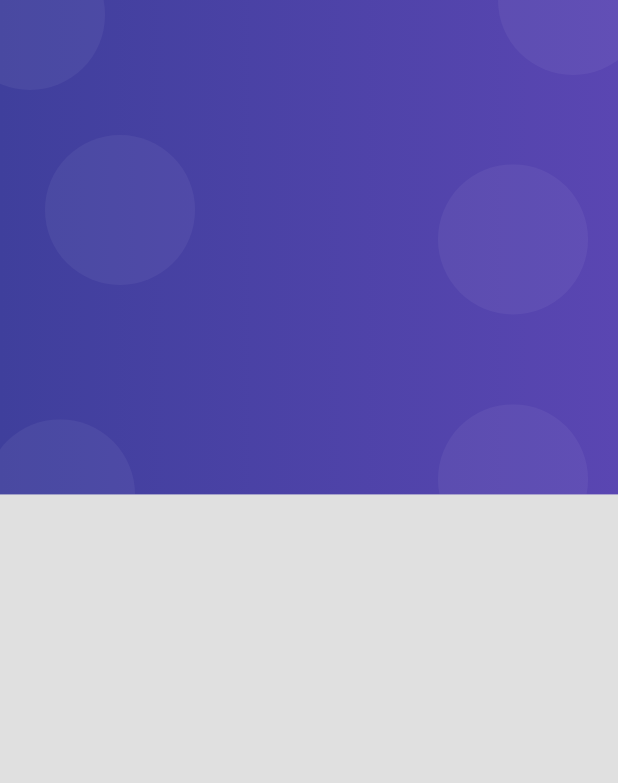
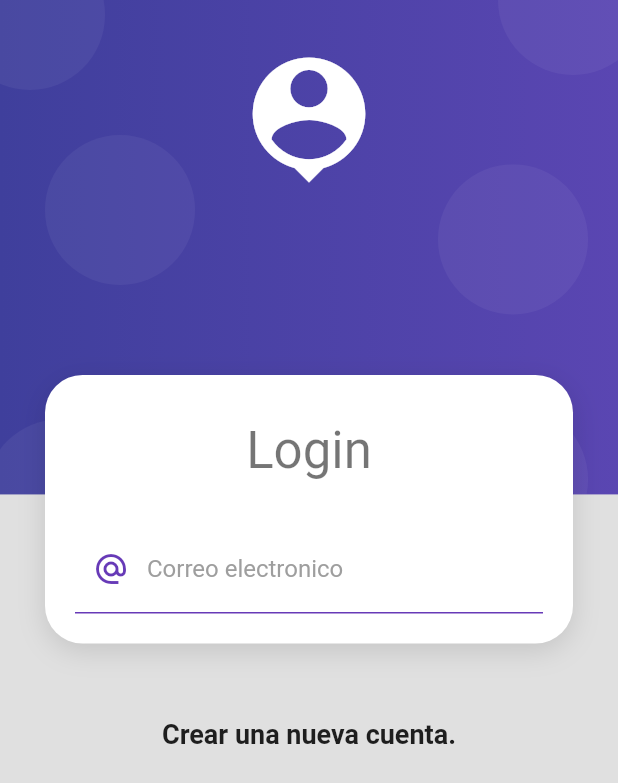
Before and after one commit to heviahxc/productos_app, a Flutter app: the screen it shows after launch, on a phone screen of 412 x 824 dp. Shown: the top 783 px of the screen. Run offline on Flutter 3.47's test engine with Material 2 defaults, Android fonts, the phone set to English and light mode, and no system bars.

Commit message:
avances login

```diff
--- a/lib/screens/login_screen.dart
+++ b/lib/screens/login_screen.dart
@@ -8,8 +8,69 @@ class LoginScreen extends StatelessWidget {
 
   @override
   Widget build(BuildContext context) {
-    return const Scaffold(
-      body: AutoBackground()
+    return Scaffold(
+      body: AutoBackground(
+        child: SingleChildScrollView(
+          child: Column(
+            children: [
+              SizedBox(height: 250,),
+
+              CardContainer(
+                child:Column(
+                  children: [
+                    SizedBox(height: 10,),
+                    Text('Login', style: Theme.of(context).textTheme.headline4,),
+                    SizedBox(height: 30,),
+                    _LoginForm()
+                  ],
+                ),
+
+                ),
+                SizedBox(height: 50,),
+                Text('Crear una nueva cuenta.', style: TextStyle(fontSize: 18, fontWeight: FontWeight.bold),)
+            ],
+          ),
+        ))
     );
   }
 }
+
+class _LoginForm extends StatelessWidget {
+
+
+  @override
+  Widget build(BuildContext context) {
+    return Container(
+           child: Form(
+                child: Column(
+                  children: [
+                    TextFormField(
+                      autocorrect: false,
+                      keyboardType: TextInputType.emailAddress,
+                      decoration: const InputDecoration(
+                        enabledBorder: UnderlineInputBorder(
+                          borderSide: BorderSide(
+                            color: Colors.deepPurple
+                          )
+                        ),
+                        focusedBorder: UnderlineInputBorder(
+                          borderSide: BorderSide(
+                            color: Colors.deepPurple,
+                            width: 2
+                          )
+                        ),
+                        hintText: 'heviamc@gmail.com',
+                        labelText: 'Correo electronico',
+                        labelStyle: TextStyle(
+                          color: Colors.grey
+                        ),
+                        prefixIcon: Icon(Icons.alternate_email_sharp, color: Colors.deepPurple,)
+
+                      ),
+                    )
+                  ],
+                ) ) ,
+    );
+
+  }
+}
--- a/lib/widgets/auth_background.dart
+++ b/lib/widgets/auth_background.dart
@@ -1,7 +1,10 @@
 import 'package:flutter/material.dart';
 
 class AutoBackground extends StatelessWidget {
-  const AutoBackground({Key? key}) : super(key: key);
+
+  final Widget child;
+
+  const AutoBackground({Key? key, required this.child}) : super(key: key);
 
   @override
   Widget build(BuildContext context) {
@@ -10,12 +13,31 @@ class AutoBackground extends StatelessWidget {
       height: double.infinity,
       child: Stack(
         children: [
-          _PurpleBox()
+          _PurpleBox(),
+
+          _HeaderIcon(),
+
+          this.child
+
+
         ],
       ),
 
     );
 
+  }
+}
+
+class _HeaderIcon extends StatelessWidget {
+  @override
+  Widget build(BuildContext context) {
+    return SafeArea(
+      child: Container(
+        width: double.infinity,
+        margin: EdgeInsets.only(top: 30),
+        child: Icon(Icons.person_pin, color: Colors.white, size: 100,),
+      ),
+    );
   }
 }
 
--- /dev/null
+++ b/lib/widgets/card_container.dart
@@ -0,0 +1,37 @@
+import 'package:flutter/material.dart';
+
+class CardContainer extends StatelessWidget {
+
+  final Widget child;
+
+  const CardContainer({super.key, required this.child});
+
+
+  @override
+  Widget build(BuildContext context) {
+    return Padding(
+      padding: EdgeInsets.symmetric(horizontal: 30),
+      child: Container(
+
+        width: double.infinity,
+        padding: EdgeInsets.all(20),
+        decoration: _createCardShape(),
+        child: this.child,
+
+
+      ),
+    );
+  }
+
+  BoxDecoration _createCardShape() => BoxDecoration(
+    color: Colors.white,
+    borderRadius: BorderRadius.circular(25),
+    boxShadow: [
+      BoxShadow(
+        color: Colors.black12,
+        blurRadius: 15,
+        offset: Offset(0, 5)
+      )
+    ]
+  );
+}
--- a/lib/widgets/widgets.dart
+++ b/lib/widgets/widgets.dart
@@ -1 +1,3 @@
+export 'package:productos_app/widgets/card_container.dart';
+
 export 'package:productos_app/widgets/auth_background.dart';
```
